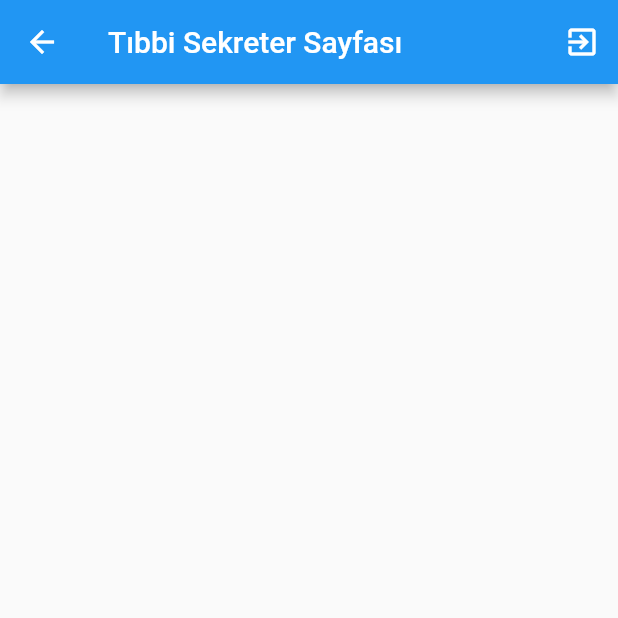
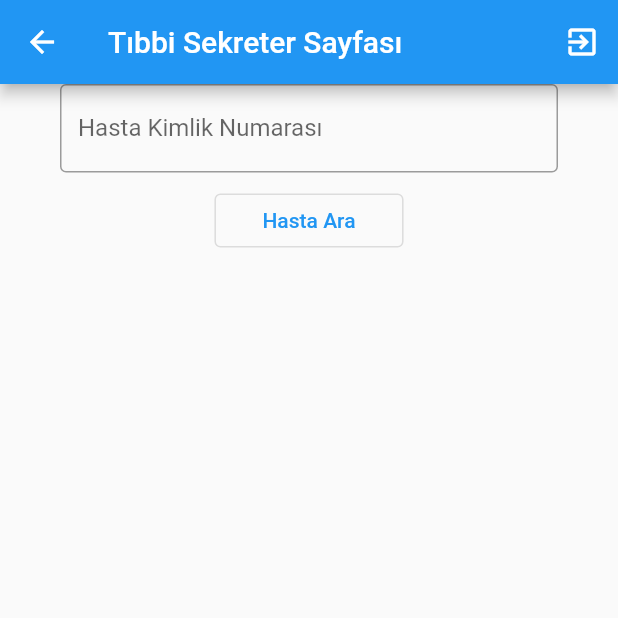
Before and after one commit to malibayram/sifa-poliklinigi, a Flutter app: the TibbiSekreter screen opened directly, on a phone screen of 412 x 824 dp, the top half of it. Run offline on Flutter 3.47's test engine with Material 2 defaults, Android fonts, the phone set to English and light mode, and no system bars; our stand-ins replace cloud_firestore, firebase_auth, firebase_core, fluttertoast, hive, hive_flutter; accounts and stored records are empty.

Commit message:
Update tibbi_sekreter.dart

```diff
--- a/poliklinik/lib/pages/tibbi_sekreter.dart
+++ b/poliklinik/lib/pages/tibbi_sekreter.dart
@@ -19,6 +19,29 @@ class TibbiSekreter extends StatelessWidget {
             ),
           ],
         ),
-    );
+        body: Padding(
+            padding: const EdgeInsets.symmetric(horizontal: 40),
+            child: Column(
+              children: [
+                Center(),
+                TextField(
+                  decoration: InputDecoration(
+                    border: OutlineInputBorder(),
+                    labelText: "Hasta Kimlik Numarası",
+                  ),
+                ),
+                SizedBox(height: 8),
+                OutlinedButton(
+                  onPressed: () {},
+                  child: Padding(
+                    padding: const EdgeInsets.symmetric(
+                      vertical: 8.0,
+                      horizontal: 16.0,
+                    ),
+                    child: Text("Hasta Ara"),
+                  ),
+                )
+              ],
+            )));
   }
 }
```
Lines whose indentation alone changed are shown as unchanged.
